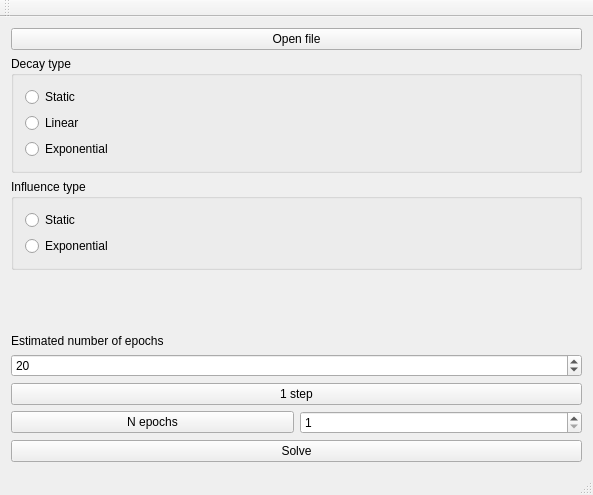
fredrikpe/TSP-SelfOrganizingMap, file src/mainwindow.ui: the form before one commit.
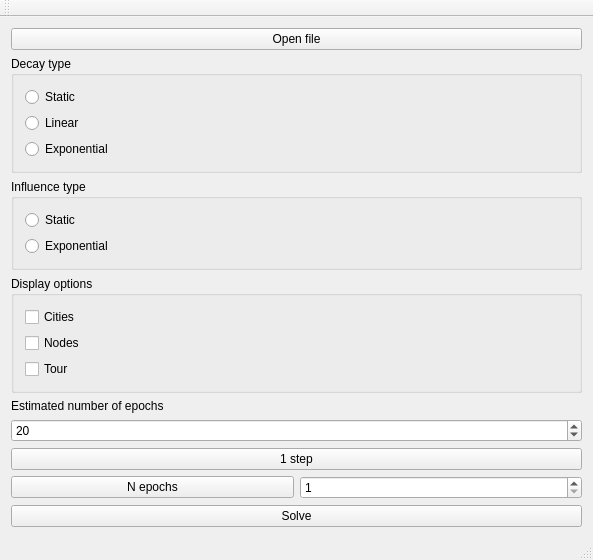
The form after the commit.

Commit message: display options

What changed in the file:
```diff
--- a/src/mainwindow.ui
+++ b/src/mainwindow.ui
@@ -79,6 +79,36 @@
           </layout>
          </widget>
         </item>
+        <item>
+         <widget class="QGroupBox" name="groupBox_3">
+          <property name="title">
+           <string>Display options</string>
+          </property>
+          <layout class="QVBoxLayout" name="verticalLayout_5">
+           <item>
+            <widget class="QCheckBox" name="citiesCheckBox">
+             <property name="text">
+              <string>Cities</string>
+             </property>
+            </widget>
+           </item>
+           <item>
+            <widget class="QCheckBox" name="nodesCheckBox">
+             <property name="text">
+              <string>Nodes</string>
+             </property>
+            </widget>
+           </item>
+           <item>
+            <widget class="QCheckBox" name="tourCheckBox">
+             <property name="text">
+              <string>Tour</string>
+             </property>
+            </widget>
+           </item>
+          </layout>
+         </widget>
+        </item>
         <item>
          <widget class="QLabel" name="label">
           <property name="text">
```
Left out of the diff: 2 changed lines with no effect on the pictures. The commit also changes 12 other files.
